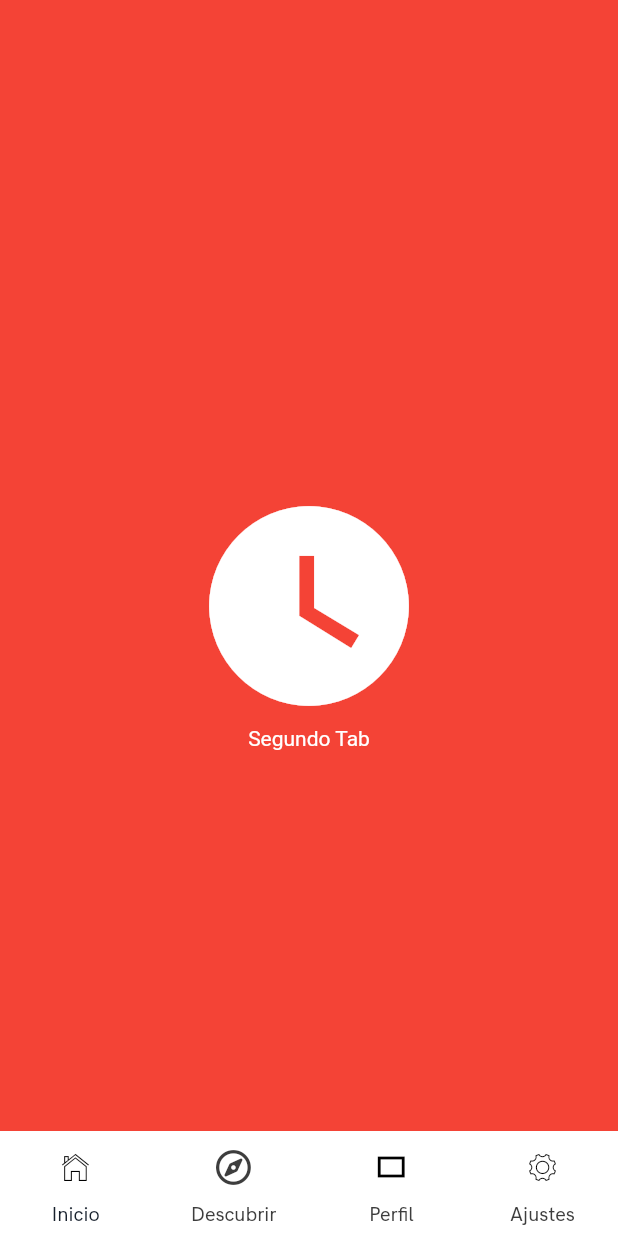
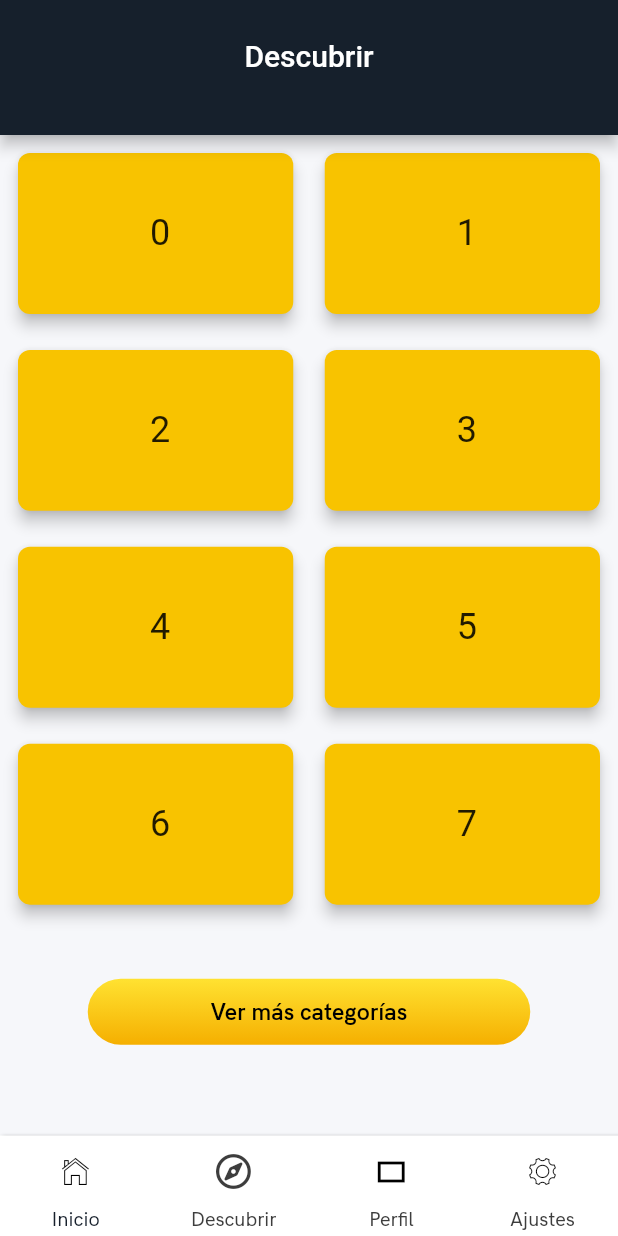
Before and after one commit to UsmaJulian/seemurv.1, a Flutter app: the Descubrir screen opened directly, on a phone screen of 412 x 824 dp. Run offline on Flutter 3.47's test engine with Material 2 defaults, Android fonts, the phone set to English and light mode, and no system bars; our stand-ins replace carousel_pro, cloud_firestore, firebase_auth, firebase_storage, font_awesome_flutter, image_picker and 3 more; missing offline and left inert: flutter_auth_buttons, flutter_facebook_login, flutter_webview_plugin, loading, rect_getter; accounts and stored records are empty.

Commit message:
22th commit

```diff
--- a/lib/components/widgets/navigatorbar.dart
+++ b/lib/components/widgets/navigatorbar.dart
@@ -30,7 +30,17 @@ class _NavigatorBarState extends State<NavigatorBar> {
       body: Container(
         width: MediaQuery.of(context).size.width,
         height: 173,
-        decoration: BoxDecoration(color: Color(0xffffffff)),
+        decoration: BoxDecoration(boxShadow: [
+          BoxShadow(
+            color: Colors.black,
+            blurRadius: 2.0, // has the effect of softening the shadow
+            spreadRadius: 3.5, // has the effect of extending the shadow
+            offset: Offset(
+              5.0, // horizontal, move right 10
+              5.0, // vertical, move down 10
+            ),
+          )
+        ], color: Color(0xffffffff)),
         child: Row(
           //mainAxisSize: MainAxisSize.max,
           mainAxisAlignment: MainAxisAlignment.spaceAround,
--- a/lib/screens/descubrir.dart
+++ b/lib/screens/descubrir.dart
@@ -1,30 +1,42 @@
 import 'package:flutter/material.dart';
 import 'package:seemur_v1/components/widgets/navigatorbar.dart';
 
-class Descubrir extends StatelessWidget {
+class Descubrir extends StatefulWidget {
+  @override
+  _DescubrirState createState() => _DescubrirState();
+}
+
+class _DescubrirState extends State<Descubrir> {
   @override
   Widget build(BuildContext context) {
-    return new Scaffold(
-      backgroundColor: Colors.red,
-      body: Stack(
-        children: <Widget>[
-          new Container(
-            child: new Center(
-              child: new Column(
-                //Center the children
-
-                mainAxisAlignment: MainAxisAlignment.center,
-
-                children: <Widget>[
-                  new Icon(Icons.watch_later, size: 160.0, color: Colors.white),
-                  new Text("Segundo Tab",
-                      style: new TextStyle(color: Colors.white))
-                ],
+    var size = MediaQuery.of(context).size;
+    final double itemHeight = (size.height - kToolbarHeight - 24) / 6;
+    final double itemWidth = size.width / 2;
+    return Scaffold(
+      appBar: PreferredSize(
+        preferredSize: Size.fromHeight(90.0),
+        child: AppBar(
+          backgroundColor: Color(0xff16202C),
+          automaticallyImplyLeading: false,
+          title: Padding(
+            padding: const EdgeInsets.only(top: 18.0),
+            child: Text('Descubrir'),
+          ),
+          centerTitle: true,
         ),
       ),
+      backgroundColor:
+          Color(0xffF6F7FA), //se reemplaza # por 0xff para convertir en HEX
+      body: Container(
+        child: Stack(
+          fit: StackFit.expand,
+          children: <Widget>[
+            Padding(
+              padding: const EdgeInsets.all(8.0),
+              child: DescubirCard(itemWidth: itemWidth, itemHeight: itemHeight),
             ),
             Positioned(
-            bottom: 0,
+              bottom: -3,
               left: 0,
               right: 0,
               child: Container(
@@ -35,6 +47,109 @@ class Descubrir extends StatelessWidget {
             ),
           ],
         ),
+      ),
     );
   }
 }
+
+class LoadCards extends StatefulWidget {
+  LoadCards({
+    this.items,
+  });
+  List<String> items;
+  @override
+  _LoadCardsState createState() => _LoadCardsState();
+}
+
+class _LoadCardsState extends State<LoadCards> {
+  int items = 8;
+  @override
+  Widget build(BuildContext context) {
+    return Container(
+      width: 295.0,
+      height: 44.0,
+      decoration: BoxDecoration(
+        border: Border.all(width: 0, style: BorderStyle.none),
+        borderRadius: BorderRadius.horizontal(
+            left: Radius.circular(22), right: Radius.circular(22)),
+        gradient: LinearGradient(
+          colors: [new Color(0xFFFFE231), new Color(0xFFF5AF00)],
+          begin: Alignment.topCenter,
+          end: Alignment.bottomCenter,
+        ),
+      ),
+      child: FlatButton(
+        onPressed: _incrementitems,
+        child: Text('Ver más categorías',
+            style: new TextStyle(
+              color: Colors.black,
+              fontFamily: 'HankenGrotesk',
+              fontSize: 14.0,
+              fontWeight: FontWeight.w700,
+            )),
+      ),
+    );
+  }
+
+  void _incrementitems() {
+    setState(() {
+      items++;
+    });
+  }
+}
+
+class DescubirCard extends StatelessWidget {
+  const DescubirCard({
+    Key key,
+    @required this.itemWidth,
+    @required this.itemHeight,
+  }) : super(key: key);
+
+  final double itemWidth;
+  final double itemHeight;
+
+  @override
+  Widget build(BuildContext context) {
+    // int cardslength;
+
+    var items = new List.generate(8, (items) => ' $items');
+    return Column(
+      children: <Widget>[
+        Flexible(
+          flex: 3,
+          child: GridView.count(
+            crossAxisSpacing: 13.0,
+            mainAxisSpacing: 16.0,
+            childAspectRatio: (itemWidth / itemHeight),
+            crossAxisCount: 2,
+            children: List.generate(items.length, (items) {
+              return Container(
+                width: MediaQuery.of(context).size.width * 0.4187,
+                height: MediaQuery.of(context).size.height * 0.862,
+                child: Card(
+                  elevation: 4,
+                  shape: RoundedRectangleBorder(
+                    borderRadius: BorderRadius.circular(8.0),
+                  ),
+                  color: Color(0xffF8C300),
+                  child: Center(
+                    child: Text(
+                      ' $items',
+                      style: Theme.of(context).textTheme.headline,
+                    ),
+                  ),
+                ),
+              );
+            }),
+          ),
+        ),
+        Flexible(
+          fit: FlexFit.loose,
+          child: Padding(
+              padding: const EdgeInsets.only(top: 16.0, bottom: 2.0),
+              child: LoadCards(items: items)),
+        ),
+      ],
+    );
+  }
+}
--- a/lib/screens/subcatscreens/bares.dart
+++ b/lib/screens/subcatscreens/bares.dart
@@ -2,8 +2,6 @@ import 'package:cloud_firestore/cloud_firestore.dart';
 import 'package:flutter/cupertino.dart';
 import 'package:flutter/material.dart';
 import 'package:seemur_v1/components/widgets/clients_body.dart';
-
-import 'package:seemur_v1/components/widgets/test.dart';
 
 class BaresPage extends StatefulWidget {
   _BaresPageState createState() => _BaresPageState();
```
Lines whose indentation alone changed are shown as unchanged.
